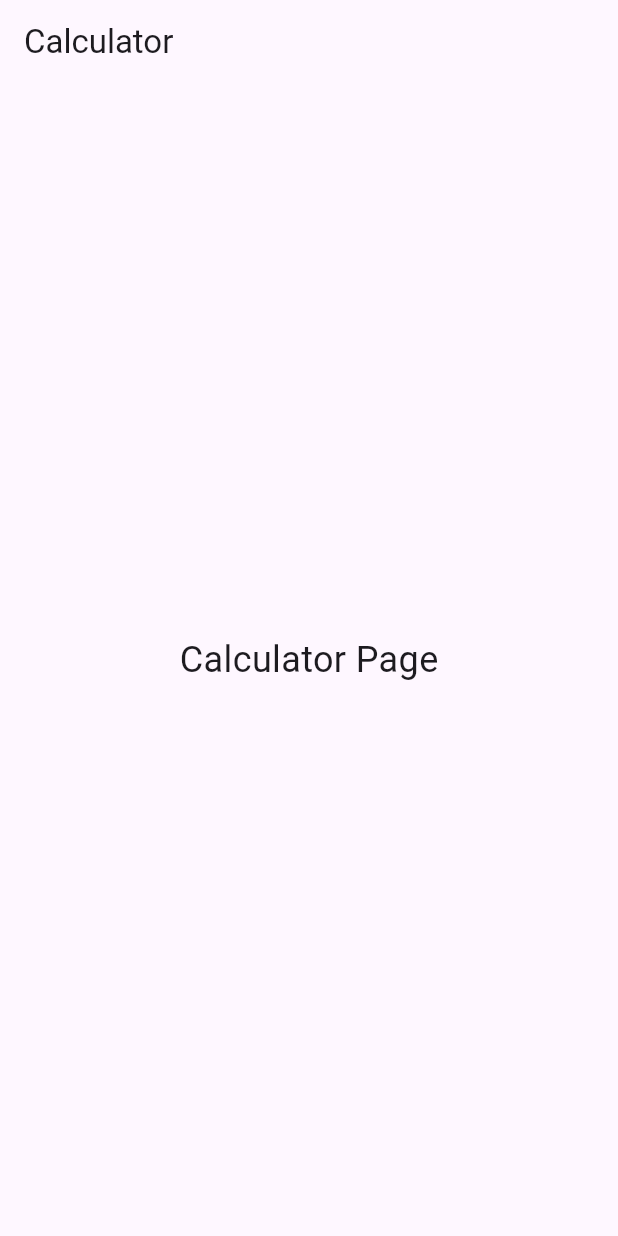
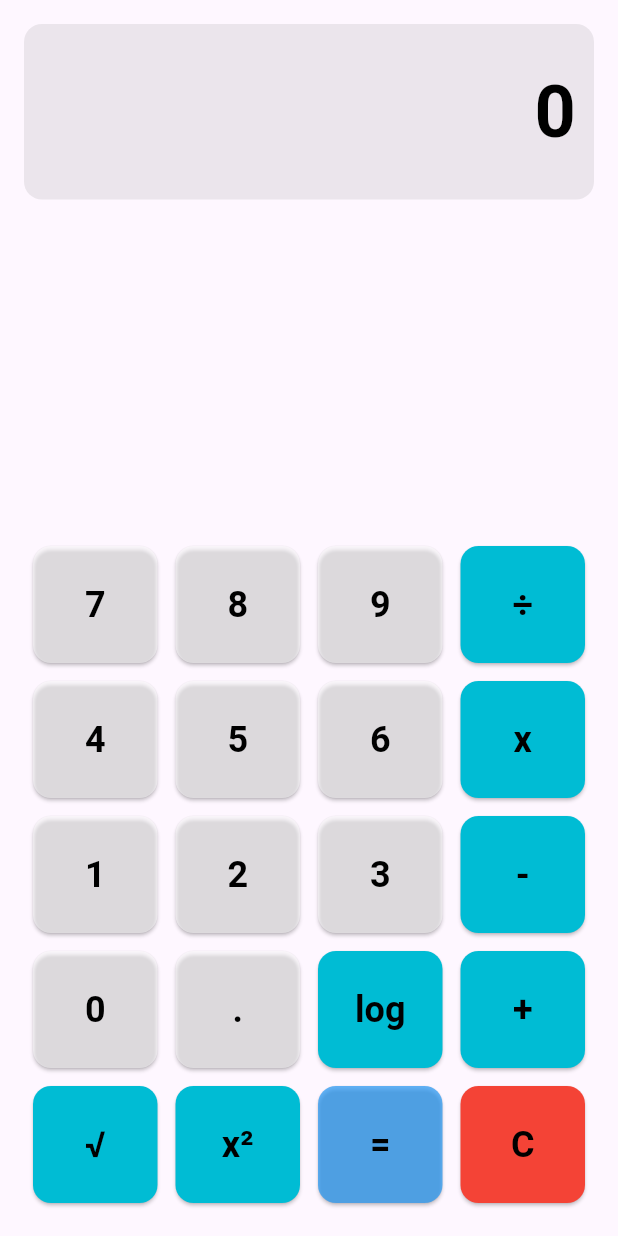
Before and after one commit to Sanikhsan12/uts_app_mobile, a Flutter app: the CalculatorPage widget shown alone on an empty page, opened directly, on a phone screen of 412 x 824 dp. Run offline on Flutter 3.47's test engine with Material 3 defaults, Android fonts, the light colour scheme and no system bars; our stand-ins replace crystal_navigation_bar, flutter_dotenv; network calls fail.

Commit message:
Update Calculator Page

```diff
--- a/lib/pages/calculator_page.dart
+++ b/lib/pages/calculator_page.dart
@@ -1,20 +1,139 @@
 import 'package:flutter/material.dart';
+import '../logic/calculator_logic.dart';
 
-class CalculatorPage extends StatelessWidget {
+class CalculatorPage extends StatefulWidget {
   const CalculatorPage({super.key});
 
   @override
+  State<CalculatorPage> createState() => _CalculatorPageState();
+}
+
+class _CalculatorPageState extends State<CalculatorPage> {
+  // ! instance variable
+  final CalculatorLogic calculatorLogic = CalculatorLogic();
+
+  // ! button press handler
+  void buttonPressed(String buttonText) {
+    setState(() {
+      calculatorLogic.processButton(buttonText);
+    });
+  }
+
+  // ! Widget button
+  Widget buidlButton(String buttonText, {Color? color}) {
+    return Expanded(
+        child: Padding(
+            padding: const EdgeInsets.all(6.0),
+            child: ElevatedButton(
+              // ! Button Style
+              style: ElevatedButton.styleFrom(
+                backgroundColor: color ?? Colors.white.withOpacity(0.5),
+                foregroundColor: Colors.black,
+                padding: const EdgeInsets.all(22.0),
+                shape: RoundedRectangleBorder(
+                  borderRadius: BorderRadius.circular(12.0),
+                ),
+              ),
+
+              // ! Button Action
+              onPressed: () => buttonPressed(buttonText),
+              child: Text(
+                buttonText,
+                style: const TextStyle(
+                  fontSize: 24.0,
+                  fontWeight: FontWeight.bold,
+                ),
+              ),
+            )));
+  }
+
+  @override
   Widget build(BuildContext context) {
-    return Scaffold(
-      appBar: AppBar(
-        title: const Text('Calculator'),
+    return SafeArea(
+        child: Padding(
+      padding: const EdgeInsets.all(16.0),
+      child: Column(
+        children: <Widget>[
+          Container(
+            alignment: Alignment.centerRight,
+            padding:
+                const EdgeInsets.symmetric(vertical: 24.0, horizontal: 12.0),
+            margin: const EdgeInsets.only(bottom: 15.0),
+            decoration: BoxDecoration(
+              color: Colors.grey.withOpacity(0.2),
+              borderRadius: BorderRadius.circular(12.0),
+            ),
+
+            // ! Display Text Configuration
+            child: Text(
+              calculatorLogic.displayValue,
+              style: const TextStyle(
+                fontSize: 48.0,
+                fontWeight: FontWeight.bold,
+                color: Colors.black,
+              ),
+            ),
+          ),
+
+          // !  Spasing
+          const Spacer(),
+
+          // ! Button UI
+          Column(
+            children: [
+              Row(
+                children: [
+                  buidlButton("7"),
+                  buidlButton("8"),
+                  buidlButton("9"),
+                  buidlButton("÷", color: Colors.cyan),
+                ],
+              ),
+              Row(
+                children: [
+                  buidlButton("4"),
+                  buidlButton("5"),
+                  buidlButton("6"),
+                  buidlButton("x", color: Colors.cyan),
+                ],
+              ),
+              Row(
+                children: [
+                  buidlButton("1"),
+                  buidlButton("2"),
+                  buidlButton("3"),
+                  buidlButton("-", color: Colors.cyan),
+                ],
+              ),
+              Row(
+                children: [
+                  buidlButton("0"),
+                  buidlButton("."),
+                  buidlButton("log", color: Colors.cyan),
+                  buidlButton("+", color: Colors.cyan),
+                ],
+              ),
+              Row(
+                children: [
+                  buidlButton("√", color: Colors.cyan),
+                  buidlButton("x²", color: Colors.cyan),
+                  buidlButton("=", color: Colors.blue.withOpacity(0.7)),
+                  buidlButton("C", color: Colors.red),
+                ],
+              ),
+            ],
+          )
+        ],
       ),
-      body: const Center(
-        child: Text(
-          'Calculator Page',
-          style: TextStyle(fontSize: 24),
-        ),
-      ),
+    ));
+  }
+}
+
+extension ButtonFlex on Widget {
+  Widget build(BuildContext context, {int flex = 1}) {
+    return Expanded(
+      flex: flex,
+      child: this,
     );
   }
 }
```
